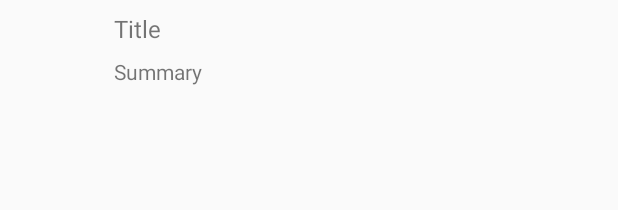
After one commit to Lamorak/Krev, an Android app: the layout item_post.xml on its own in the app's theme, with its tools: preview values and no code run, on a phone screen of 412 x 824 dp. The commit adds this screen. Shown: the top 210 px of the screen. Run offline under Robolectric (Android 15) with nearby library versions, the phone set to English and light mode, and no system bars; network calls fail.

Commit message:
Add PostsAdapter with siple item layout

```diff
--- /dev/null
+++ b/app/src/main/res/layout/item_post.xml
@@ -0,0 +1,55 @@
+<?xml version="1.0" encoding="utf-8"?>
+<layout xmlns:android="http://schemas.android.com/apk/res/android"
+    xmlns:app="http://schemas.android.com/apk/res-auto"
+    xmlns:tools="http://schemas.android.com/tools">
+
+    <data>
+        <variable
+            name="post"
+            type="cz.lamorak.krev.viewmodel.model.DisplayablePost" />
+    </data>
+
+    <RelativeLayout
+        android:layout_width="match_parent"
+        android:layout_height="wrap_content">
+
+        <TextView
+            android:id="@+id/title"
+            android:layout_width="wrap_content"
+            android:layout_height="wrap_content"
+            android:layout_toRightOf="@+id/thumbnail"
+            android:paddingTop="8dp"
+            android:paddingBottom="8dp"
+            android:paddingLeft="16dp"
+            android:paddingRight="16dp"
+            android:maxLines="3"
+            android:ellipsize="marquee"
+            android:text="@{post.title}"
+            android:textSize="16sp"
+            tools:text="Title" />
+
+        <TextView
+            android:id="@+id/summary"
+            android:layout_width="wrap_content"
+            android:layout_height="wrap_content"
+            android:layout_below="@+id/title"
+            android:layout_toRightOf="@+id/thumbnail"
+            android:paddingTop="0dp"
+            android:paddingBottom="8dp"
+            android:paddingLeft="16dp"
+            android:paddingRight="16dp"
+            android:maxLines="3"
+            android:ellipsize="marquee"
+            app:html="@{post.contentHtml}"
+            android:textSize="14sp"
+            android:visibility="@{post.contentHtml != null}"
+            tools:text="Summary"/>
+
+        <ImageView
+            android:id="@+id/thumbnail"
+            android:layout_width="60dp"
+            android:layout_height="60dp"
+            android:visibility="@{post.thumbnail != null}"
+            app:imageUrl="@{post.thumbnail}" />
+    </RelativeLayout>
+</layout>
```
Also changed, not shown: app/src/main/kotlin/cz/lamorak/krev/MainActivity.kt (+38 -2 lines), app/src/main/kotlin/cz/lamorak/krev/adapter/PostsAdapter.kt (added, +36 -0 lines), app/src/main/res/layout/activity_main.xml (+11 -0 lines).
